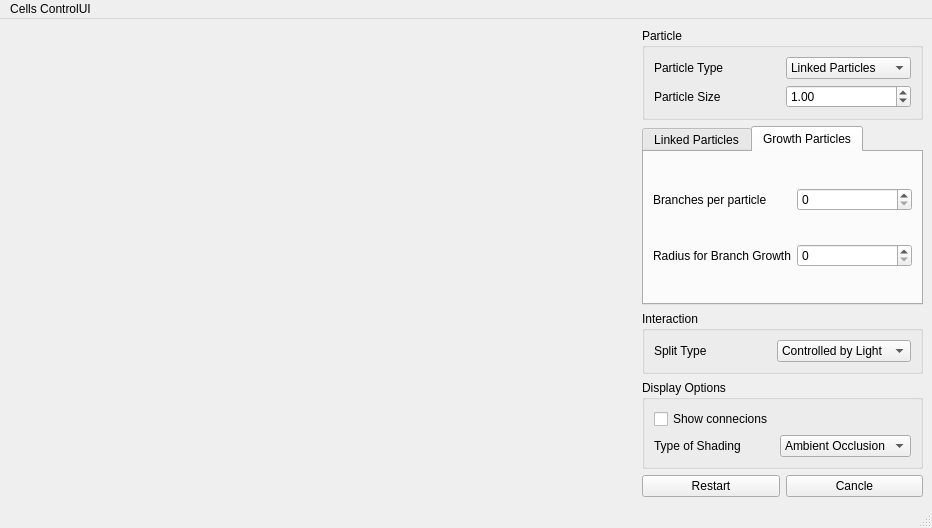
The window that ui/GUI.ui (eulersson/CellGrowth) describes before a commit, drawn with Qt 5.
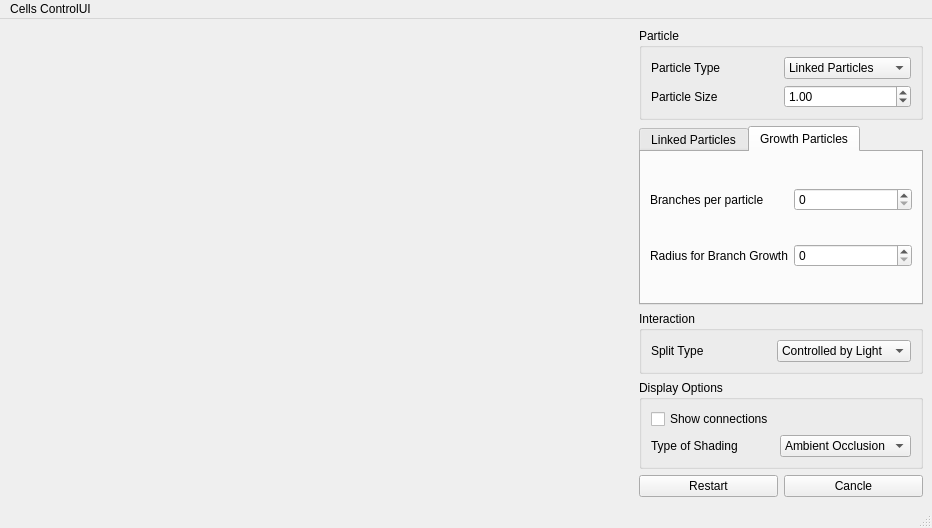
The same window after the commit.

Commit message: Connections there, still need connecting to code

The edit to the form file:
```diff
--- a/ui/GUI.ui
+++ b/ui/GUI.ui
@@ -162,7 +162,7 @@
        <item row="0" column="0">
         <widget class="QCheckBox" name="checkBox">
          <property name="text">
-          <string>Show connecions</string>
+          <string>Show connections</string>
          </property>
         </widget>
        </item>
```
Left out of the diff: 32 changed lines with no effect on the pictures. The commit also changes 1 other file.
